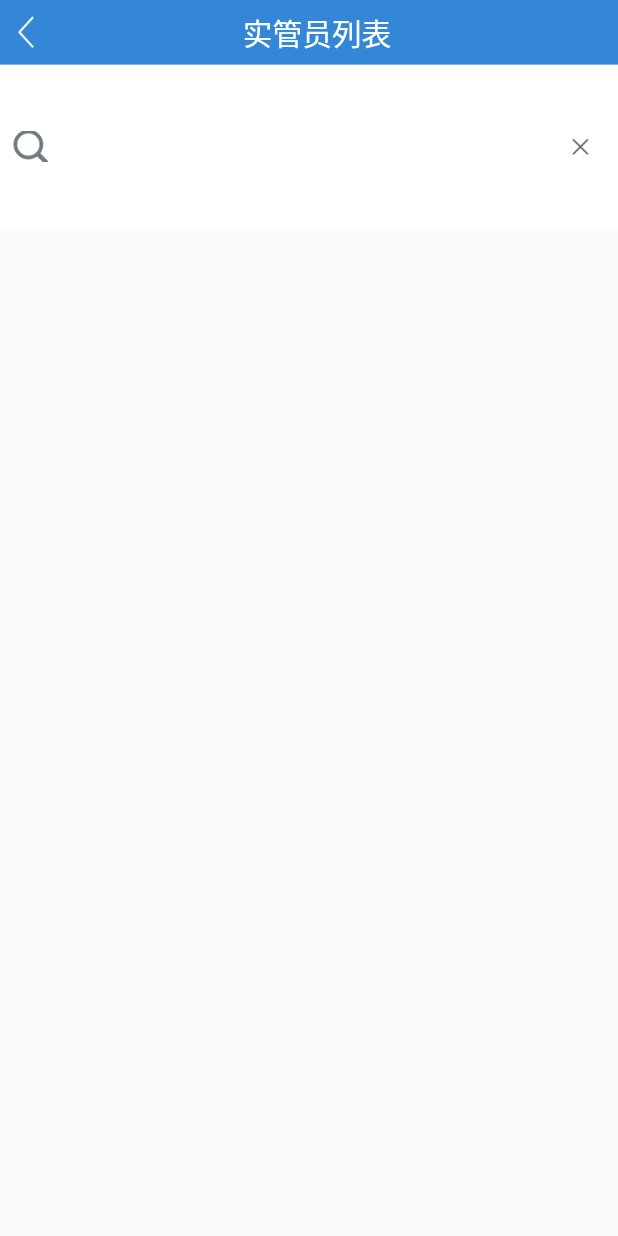
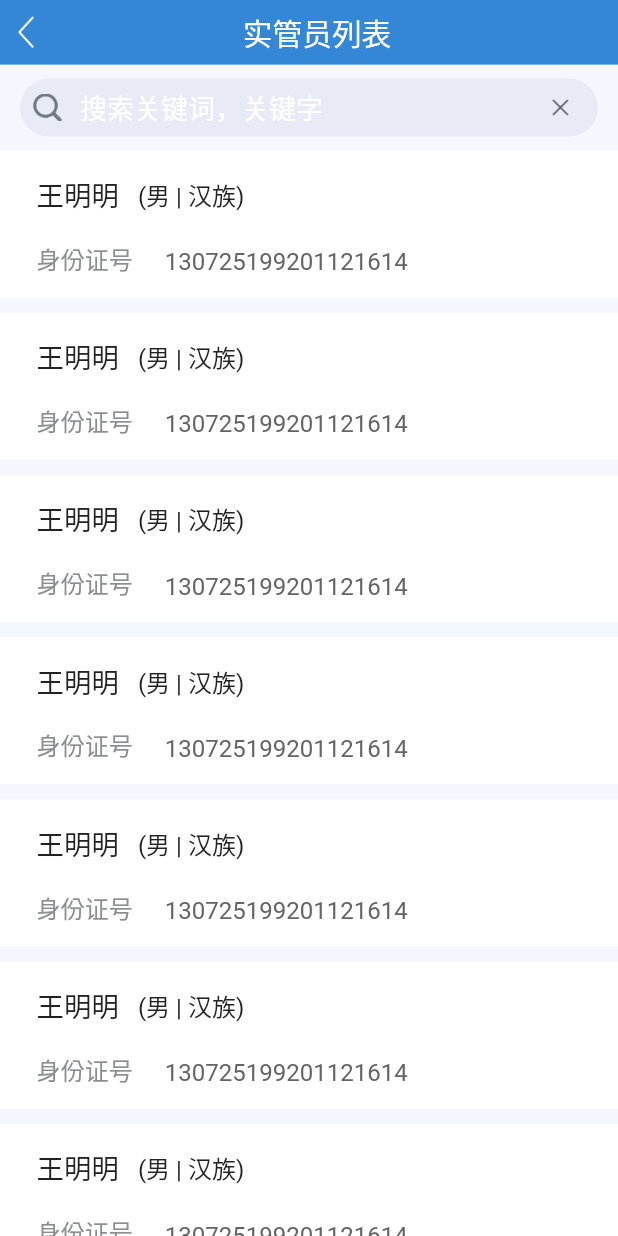
Before and after one commit to qianglifei/flutter_jwt, a Flutter app: the AdministratorsScreen widget shown alone on an empty page, opened directly, on a phone screen of 412 x 824 dp. Run offline on Flutter 3.47's test engine with Material 2 defaults, Android fonts, the phone set to English and light mode, and no system bars; our stand-ins replace bloc, camera, cookie_jar, dio, equatable, flutter_bloc and 7 more; missing offline and left inert: dart:ffi; accounts and stored records are empty.

Commit message:
人口核查网络初步提交

```diff
--- a/lib/main/team_management/adminstrators/administrators_event.dart
+++ b/lib/main/team_management/adminstrators/administrators_event.dart
@@ -1,4 +1,11 @@
 part of 'administrators_bloc.dart';
 
 @immutable
-abstract class AdministratorsEvent {}
+abstract class AdministratorsEvent {
+
+}
+
+class AdministratorsRequestEvent extends AdministratorsEvent{
+   Map<String,dynamic> requestBody = Map.from({});
+   AdministratorsRequestEvent({@required requestBody});
+}
--- a/lib/main/team_management/adminstrators/administrators_screen.dart
+++ b/lib/main/team_management/adminstrators/administrators_screen.dart
@@ -2,10 +2,12 @@
 import 'package:flutter/cupertino.dart';
 import 'package:flutter/material.dart';
 import 'package:flutter/src/widgets/framework.dart';
+import 'package:flutter_bloc/flutter_bloc.dart';
 import 'package:flutter_screenutil/flutter_screenutil.dart';
 import 'package:fluttertoast/fluttertoast.dart';
 import 'package:jwt/base/base_app_bar.dart';
 import 'package:jwt/base/base_widget.dart';
+import 'package:jwt/main/team_management/adminstrators/administrators_bloc.dart';
 import 'package:jwt/widget/custom_app_bar.dart';
 
 class AdministratorsScreen extends BaseWidget{
@@ -33,8 +35,89 @@ class AdministratorsScreenState extends BaseWidgetState<AdministratorsScreen>{
   @override
   Widget getContentWidget(BuildContext context) {
     // TODO: implement getContentWidget
-     return Container(
-       child: _searchBar(),
+     return BlocBuilder<AdministratorsBloc,AdministratorsState>(
+         builder: (context,state){
+           return Column(
+             mainAxisSize: MainAxisSize.max,
+             mainAxisAlignment: MainAxisAlignment.center,
+             crossAxisAlignment: CrossAxisAlignment.center,
+             children: [
+               _searchBar(),
+               Expanded(
+                 child: ListView.separated(
+                   itemCount: 50,
+                   itemBuilder: (BuildContext context,int index){
+                     return GestureDetector(
+                        child: Container(
+                          width: ScreenUtil().screenWidth,
+                          height: ScreenUtil().setHeight(228),
+                          child: Stack(
+                            children: [
+                              Positioned(
+                                  left: ScreenUtil().setWidth(64),
+                                  top: ScreenUtil().setHeight(37),
+                                  child: Text(
+                                    "王明明",
+                                    style: TextStyle(
+                                      color: Color.fromRGBO(34,34,34,1),
+                                      fontSize: ScreenUtil().setSp(48,allowFontScalingSelf: true),
+                                    ),
+                                  )
+                              ),
+                              Positioned(
+                                  left: ScreenUtil().setWidth(241),
+                                  top: ScreenUtil().setHeight(40),
+                                  child: Text(
+                                    "(男 | 汉族)",
+                                    style: TextStyle(
+                                      color: Color.fromRGBO(34,34,34,1),
+                                      fontSize: ScreenUtil().setSp(42,allowFontScalingSelf: true),
+                                    ),
+                                  )
+                              ),
+                              Positioned(
+                                  left: ScreenUtil().setWidth(64),
+                                  bottom: ScreenUtil().setHeight(33),
+                                  child: Text(
+                                    "身份证号",
+                                    style: TextStyle(
+                                      color: Color.fromRGBO(140,141,142,1),
+                                      fontSize: ScreenUtil().setSp(42,allowFontScalingSelf: true),
+                                    ),
+                                  )
+                              ),
+                              Positioned(
+                                  left: ScreenUtil().setWidth(288),
+                                  bottom: ScreenUtil().setHeight(33),
+                                  child: Text(
+                                    "130725199201121614",
+                                    style: TextStyle(
+                                      color: Color.fromRGBO(100,100,100,1),
+                                      fontSize: ScreenUtil().setSp(42,allowFontScalingSelf: true),
+                                    ),
+                                  )
+                              ),
+                            ],
+                          ),
+                        ),
+                        onTap: (){
+
+                        },
+                     );
+                   },
+                   separatorBuilder: (BuildContext context, int index){
+                     return Container(
+                        color: Color.fromRGBO(245,247,255,1),
+                        width: ScreenUtil().screenWidth,
+                        height: ScreenUtil().setHeight(24),
+                     );
+                   },
+                   shrinkWrap: true,
+                 ),
+               ),
+             ],
+           );
+         }
      );
   }
 
@@ -45,8 +128,8 @@ class AdministratorsScreenState extends BaseWidgetState<AdministratorsScreen>{
 
   Widget _searchBar() {
     return Container(
-      color: Colors.transparent,
-      height: 110,
+      color: Color.fromRGBO(245,247,255,1),
+      height: ScreenUtil().setHeight(134),
       width: MediaQuery.of(context).size.width,
       child: Row(
         mainAxisSize: MainAxisSize.max,
@@ -55,23 +138,24 @@ class AdministratorsScreenState extends BaseWidgetState<AdministratorsScreen>{
           GestureDetector(
             behavior: HitTestBehavior.deferToChild,
             child: Container(
-                width: MediaQuery.of(context).size.width,
-                height: ScreenUtil().setHeight(48),
+                width: MediaQuery.of(context).size.width - ScreenUtil().setWidth(70),
+                height: ScreenUtil().setHeight(90),
+                margin: EdgeInsets.only(left: ScreenUtil().setWidth(32),right: ScreenUtil().setWidth(32)),
                 child: Stack(
                   alignment: AlignmentDirectional.center,
                   children: <Widget>[
                     Container(
                       decoration: BoxDecoration(
-                          borderRadius: BorderRadius.circular(3),
-                          color: Color.fromRGBO(255, 255, 255, 0.6)
+                          borderRadius: BorderRadius.circular(28),
+                          color: Color.fromRGBO(232,235,246,1)
                       ),
                     ),
                     Positioned(
                         left: 8,
                         child: Image.asset(
                           "images/icon_sousuo.png",
-                          height: 25,
-                          width: 25,
+                          height: ScreenUtil().setWidth(48),
+                          width: ScreenUtil().setHeight(48),
                           fit: BoxFit.cover,
                         )
                     ),
@@ -102,21 +186,6 @@ class AdministratorsScreenState extends BaseWidgetState<AdministratorsScreen>{
               Fluttertoast.showToast(msg: "搜索");
             },
           ),
-          // Container(
-          //     margin: EdgeInsets.fromLTRB(0, 0, 0, 0),
-          //     child: GestureDetector(
-          //       behavior: HitTestBehavior.translucent,
-          //       child:Image.asset(
-          //         "images/xiaoxi.png",
-          //         height: 30,
-          //         width: 30,
-          //         fit: BoxFit.cover,
-          //       ),
-          //       onTap: (){
-          //         Fluttertoast.showToast(msg: "消息");
-          //       },
-          //     )
-          // )
         ],
       ),
     );
```
